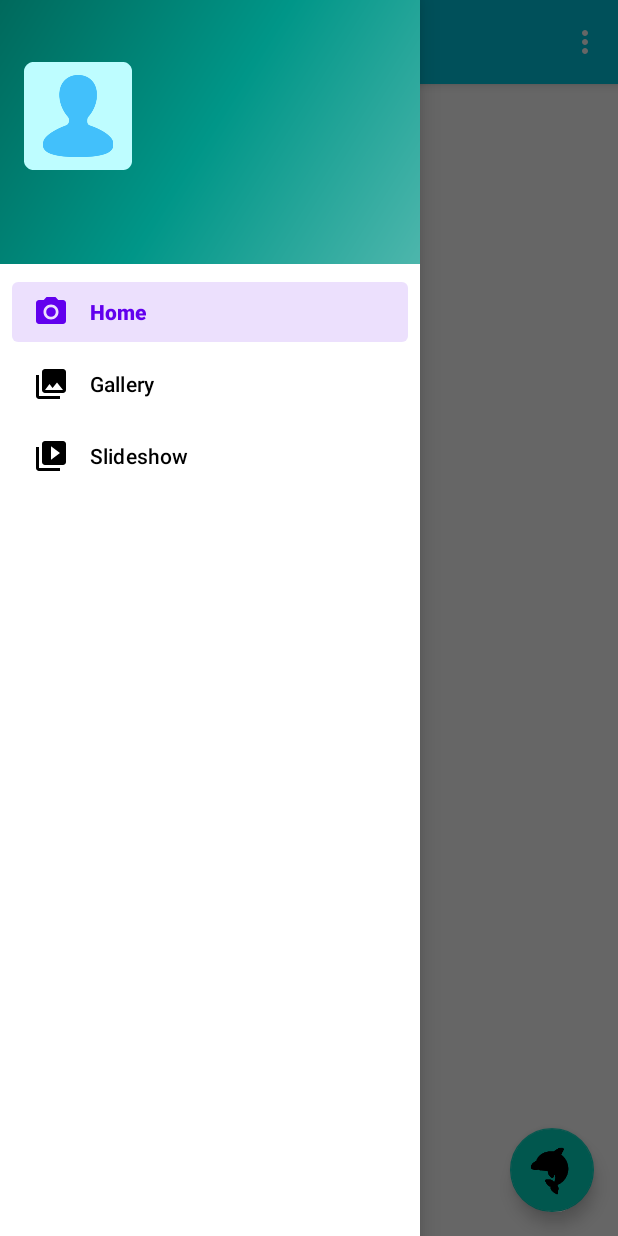
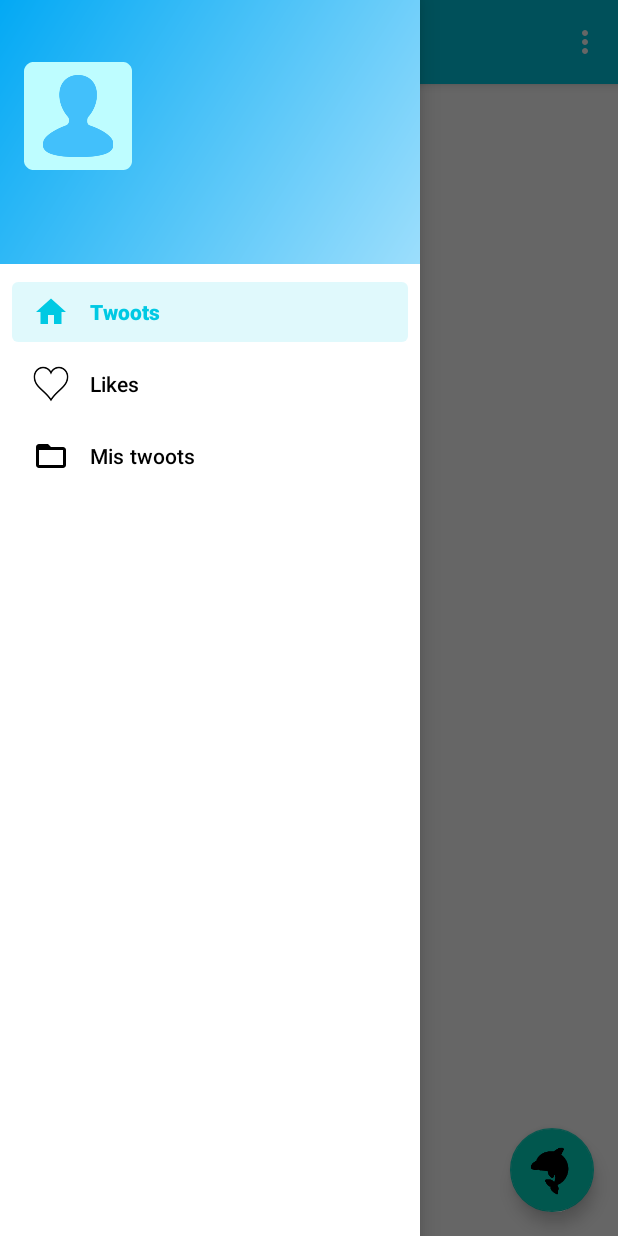
Before and after one commit to jmerinocdr/ProyectosAndroidStudio, an Android app: the PrincipalActivity screen opened directly, with no data from a screen before it, with the side drawer open, on a phone screen of 412 x 824 dp. Run offline under Robolectric (Android 15) with nearby library versions, the phone set to English and light mode, and no system bars; our stand-ins replace navigation-ui; 1 statement that could not run was skipped.

Commit message:
Consigue listar los twoots, anadido el perfil del usuario

```diff
--- a/Twittor/app/src/main/AndroidManifest.xml
+++ b/Twittor/app/src/main/AndroidManifest.xml
@@ -9,7 +9,8 @@
         android:roundIcon="@mipmap/ic_launcher_round"
         android:supportsRtl="true"
         android:theme="@style/Theme.Twittor">
-        <activity android:name=".NewTwootActivity"></activity>
+        <activity android:name=".UserActivity"></activity>
+        <activity android:name=".NewTwootActivity" />
         <activity
             android:name=".PrincipalActivity"
             android:label="@string/title_activity_principal"
--- a/Twittor/app/src/main/java/com/example/twittor/ui/home/HomeFragment.java
+++ b/Twittor/app/src/main/java/com/example/twittor/ui/home/HomeFragment.java
@@ -10,6 +10,7 @@ import android.widget.Toast;
 
 import androidx.annotation.NonNull;
 import androidx.annotation.Nullable;
+import androidx.appcompat.app.AppCompatActivity;
 import androidx.fragment.app.Fragment;
 import androidx.lifecycle.Observer;
 import androidx.lifecycle.ViewModelProvider;
@@ -28,21 +29,39 @@ public class HomeFragment extends Fragment {
     TwootsAdapter twootsAdapter;
     RecyclerView recyclerViewTwoots;
 
-    ArrayList<Twoots> twootsList = new ArrayList<>();
+    ArrayList<Twoots> twootsList;
 
     public View onCreateView(@NonNull LayoutInflater inflater,
                              ViewGroup container, Bundle savedInstanceState) {
+
+
 
         //Establecemos las cosas para mostrar la lista de twoots
         View view = inflater.inflate(R.layout.fragment_home, container, false);
         recyclerViewTwoots = view.findViewById(R.id.twootsRecyclerView);
         twootsList = getTwoots();
-        for(int i=0; twootsList.size()>i; i++){
-            Toast.makeText(getActivity(), "Twoot"+i+" es de "+twootsList.get(i).getUsername(), Toast.LENGTH_SHORT).show();
-        }
 
-        mostrarData();
+        ((AppCompatActivity)getActivity()).getSupportActionBar().setTitle("");
 
+        //for(int i=0; twootsList.size()>i; i++){
+            //Toast.makeText(getActivity(), "Twoot"+i+" es de "+twootsList.get(i).getUsername(), Toast.LENGTH_SHORT).show();
+        //}
+
+        recyclerViewTwoots.setLayoutManager(new LinearLayoutManager(getContext()));
+        twootsAdapter=new TwootsAdapter(getContext(), twootsList);
+        recyclerViewTwoots.setAdapter(twootsAdapter);
+
+        //OnCLickListener que funciona correctamente con el twoot
+        twootsAdapter.setOnclickListener(new View.OnClickListener() {
+            @Override
+            public void onClick(View v) {
+                int id = twootsList.get(recyclerViewTwoots.getChildAdapterPosition(v)).getId();
+                String nombre = twootsList.get(recyclerViewTwoots.getChildAdapterPosition(v)).getUsername();
+                Toast.makeText(getActivity(), "Click en twoot "+id+" del usuario "+nombre, Toast.LENGTH_SHORT).show();
+            }
+        });
+
+        /*
         homeViewModel =
                 new ViewModelProvider(this).get(HomeViewModel.class);
         View root = inflater.inflate(R.layout.fragment_home, container, false);
@@ -54,7 +73,9 @@ public class HomeFragment extends Fragment {
                 Toast.makeText(getActivity(), "XD", Toast.LENGTH_SHORT).show();
             }
         });
-        return root;
+         */
+
+        return view;
     }
 
     private void mostrarData() {
@@ -68,10 +89,10 @@ public class HomeFragment extends Fragment {
 
         ArrayList<Twoots> twootsListTMP = new ArrayList<>();
 
-        Toast.makeText(getActivity(), "Establecemos la lista de twoots", Toast.LENGTH_SHORT).show();
+        //Toast.makeText(getActivity(), "Establecemos la lista de twoots", Toast.LENGTH_SHORT).show();
         AdminSQLiteOpenHelper admin = new AdminSQLiteOpenHelper(getActivity(), "twittor", null, 1);
         SQLiteDatabase BaseDeDatos = admin.getWritableDatabase();
-        Cursor fila = BaseDeDatos.rawQuery("select t.twootid, t.twoottext, t.retwoots, t.likes, t.username, u.uphoto, u.mail from twoots t, usuarios u where t.username = u.username group by t.twootid", null);
+        Cursor fila = BaseDeDatos.rawQuery("select t.twootid, t.twoottext, t.retwoots, t.likes, t.username, u.uphoto, u.mail from twoots t, usuarios u where t.username = u.username group by t.twootid order by t.twootid desc", null);
         int ntwoots=0;
         while(fila.moveToNext()){
             int id = fila.getInt(0);
@@ -84,7 +105,7 @@ public class HomeFragment extends Fragment {
             Twoots twoots = new Twoots(id, username, userimage, usermail, twoottext, retwoots, likes);
             twootsListTMP.add(twoots);
             ntwoots++;
-            Toast.makeText(getActivity(), "Hay "+ntwoots+" twoots -->"+id+" "+twoottext+" "+retwoots+" "+likes+" "+username, Toast.LENGTH_SHORT).show();
+            //Toast.makeText(getActivity(), "Hay "+ntwoots+" twoots -->"+id+" "+twoottext+" "+retwoots+" "+likes+" "+username, Toast.LENGTH_SHORT).show();
         }
 
          /*
--- /dev/null
+++ b/Twittor/app/src/main/res/drawable/ic_carpeta.xml
@@ -0,0 +1,5 @@
+<vector android:height="24dp" android:tint="#03A9F4"
+    android:viewportHeight="24" android:viewportWidth="24"
+    android:width="24dp" xmlns:android="http://schemas.android.com/apk/res/android">
+    <path android:fillColor="@android:color/white" android:pathData="M20,6h-8l-2,-2L4,4c-1.1,0 -1.99,0.9 -1.99,2L2,18c0,1.1 0.9,2 2,2h16c1.1,0 2,-0.9 2,-2L22,8c0,-1.1 -0.9,-2 -2,-2zM20,18L4,18L4,8h16v10z"/>
+</vector>
--- /dev/null
+++ b/Twittor/app/src/main/res/drawable/ic_home.xml
@@ -0,0 +1,5 @@
+<vector android:height="24dp" android:tint="#03A9F4"
+    android:viewportHeight="24" android:viewportWidth="24"
+    android:width="24dp" xmlns:android="http://schemas.android.com/apk/res/android">
+    <path android:fillColor="@android:color/white" android:pathData="M10,20v-6h4v6h5v-8h3L12,3 2,12h3v8z"/>
+</vector>
--- /dev/null
+++ b/Twittor/app/src/main/res/drawable/user_profile_background.xml
@@ -0,0 +1,8 @@
+<shape xmlns:android="http://schemas.android.com/apk/res/android"
+    android:shape="rectangle">
+    <gradient
+        android:angle="135"
+        android:endColor="@color/btn_blue"
+        android:startColor="@color/white_blue"
+        android:type="linear" />
+</shape>
--- a/Twittor/app/src/main/res/layout/fragment_home.xml
+++ b/Twittor/app/src/main/res/layout/fragment_home.xml
@@ -25,7 +25,7 @@
     <androidx.recyclerview.widget.RecyclerView
         android:id="@+id/twootsRecyclerView"
         android:layout_width="match_parent"
-        android:layout_height="650dp"
+        android:layout_height="676dp"
         app:layout_constraintBottom_toBottomOf="parent"
         app:layout_constraintEnd_toEndOf="parent"
         app:layout_constraintStart_toStartOf="parent" />
--- a/Twittor/app/src/main/res/layout/nav_header_main.xml
+++ b/Twittor/app/src/main/res/layout/nav_header_main.xml
@@ -1,10 +1,12 @@
 <?xml version="1.0" encoding="utf-8"?>
 <LinearLayout xmlns:android="http://schemas.android.com/apk/res/android"
     xmlns:app="http://schemas.android.com/apk/res-auto"
+    android:id="@+id/userProfile"
     android:layout_width="match_parent"
     android:layout_height="@dimen/nav_header_height"
-    android:background="@drawable/side_nav_bar"
+    android:background="@drawable/user_profile_background"
     android:gravity="bottom"
+    android:onClick="gotoUser"
     android:orientation="vertical"
     android:paddingLeft="@dimen/activity_horizontal_margin"
     android:paddingTop="@dimen/activity_vertical_margin"
--- a/Twittor/app/src/main/res/layout/twoot_element.xml
+++ b/Twittor/app/src/main/res/layout/twoot_element.xml
@@ -48,7 +48,7 @@
 
                     <TextView
                         android:id="@+id/twootUserName"
-                        android:layout_width="85dp"
+                        android:layout_width="wrap_content"
                         android:layout_height="wrap_content"
                         android:text="@string/username"
                         android:textColor="#404040"
@@ -57,8 +57,10 @@
 
                     <TextView
                         android:id="@+id/twootUserMail"
-                        android:layout_width="match_parent"
+                        android:layout_width="wrap_content"
                         android:layout_height="wrap_content"
+                        android:layout_marginStart="10dp"
+                        android:layout_marginLeft="10dp"
                         android:text="@string/usermail"
                         android:textColor="#80404040"
                         android:textSize="12sp" />
--- a/Twittor/app/src/main/res/menu/activity_main_drawer.xml
+++ b/Twittor/app/src/main/res/menu/activity_main_drawer.xml
@@ -6,15 +6,15 @@
     <group android:checkableBehavior="single">
         <item
             android:id="@+id/nav_home"
-            android:icon="@drawable/ic_menu_camera"
-            android:title="@string/menu_home" />
+            android:icon="@drawable/ic_home"
+            android:title="@string/twoots" />
         <item
             android:id="@+id/nav_gallery"
-            android:icon="@drawable/ic_menu_gallery"
-            android:title="@string/menu_gallery" />
+            android:icon="@drawable/heart"
+            android:title="@string/likes" />
         <item
             android:id="@+id/nav_slideshow"
-            android:icon="@drawable/ic_menu_slideshow"
-            android:title="@string/menu_slideshow" />
+            android:icon="@drawable/ic_carpeta"
+            android:title="@string/mis_twoots" />
     </group>
 </menu>
--- a/Twittor/app/src/main/res/values/colors.xml
+++ b/Twittor/app/src/main/res/values/colors.xml
@@ -1,12 +1,19 @@
 <?xml version="1.0" encoding="utf-8"?>
 <resources>
+    <!--
     <color name="purple_200">#FFBB86FC</color>
     <color name="purple_500">#FF6200EE</color>
     <color name="purple_700">#FF3700B3</color>
+    -->
+    <color name="purple_200">#00C9E3</color>
+    <color name="purple_500">#00C9E3</color>
+    <color name="purple_700">#00C9E3</color>
+
     <color name="teal_200">#FF03DAC5</color>
     <color name="teal_700">#FF018786</color>
     <color name="black">#FF000000</color>
     <color name="white">#FFFFFFFF</color>
     <color name="btn_blue">#03A9F4</color>
+    <color name="btn_red">#ff6961</color>
     <color name="white_blue">#9cdefc</color>
 </resources>
--- a/Twittor/app/src/main/res/values/strings.xml
+++ b/Twittor/app/src/main/res/values/strings.xml
@@ -28,4 +28,7 @@
     <string name="twoot">Twoot</string>
     <string name="username">userName</string>
     <string name="usermail">user.mail@mail.com</string>
+    <string name="twoots">Twoots</string>
+    <string name="likes">Likes</string>
+    <string name="mis_twoots">Mis twoots</string>
 </resources>
```
Also changed, not shown: Twittor/app/src/main/java/com/example/twittor/PrincipalActivity.java (+8 -1 lines), Twittor/app/src/main/java/com/example/twittor/TwootsAdapter.java (+16 -9 lines), Twittor/app/src/main/java/com/example/twittor/UserActivity.java (added, +90 -0 lines), Twittor/app/src/main/java/com/example/twittor/ui/gallery/GalleryFragment.java (+7 -1 lines), Twittor/app/src/main/java/com/example/twittor/ui/slideshow/SlideshowFragment.java (+8 -1 lines), Twittor/app/src/main/res/drawable-v24/btn_round_red.xml (added, +8 -0 lines), Twittor/app/src/main/res/layout/activity_user.xml (added, +106 -0 lines).
